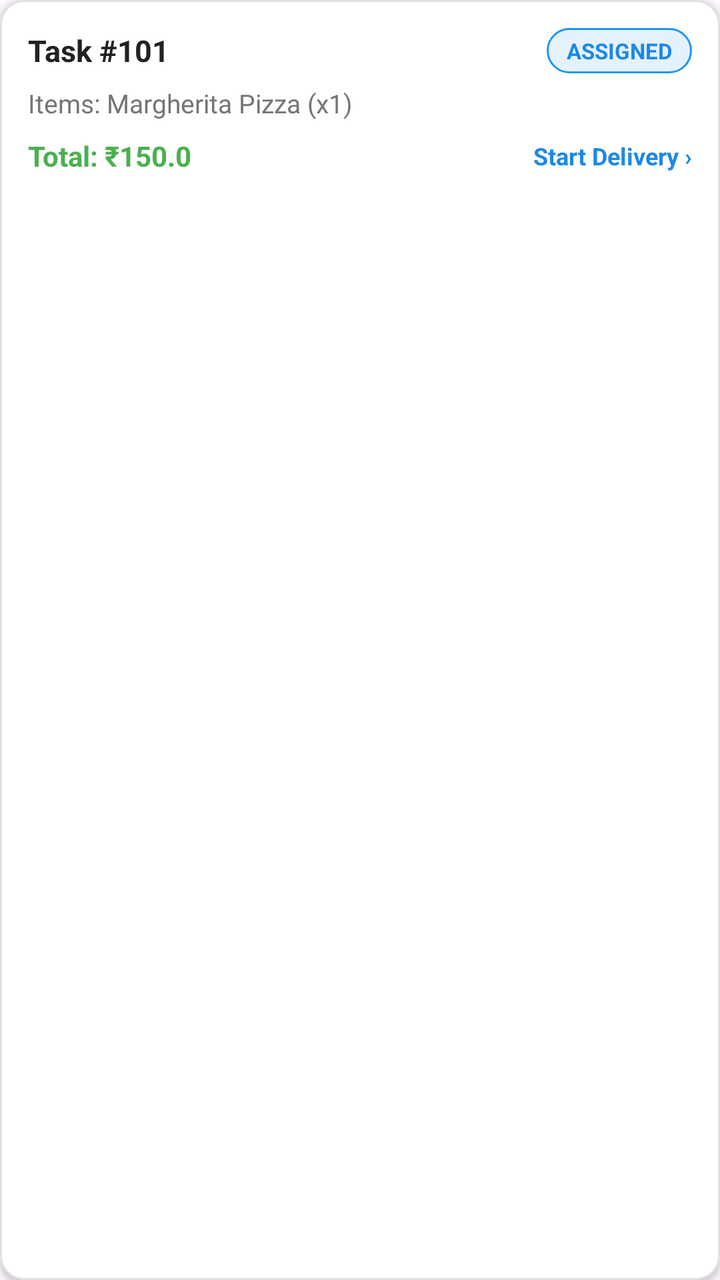
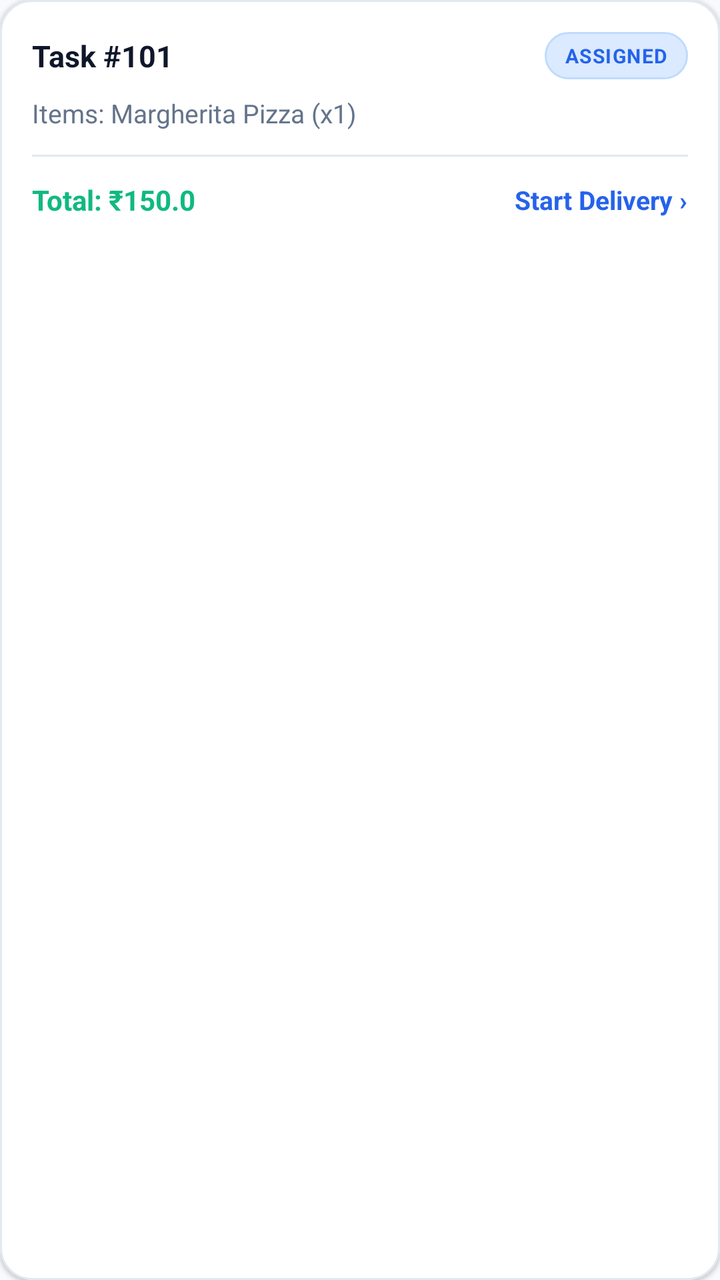

An Android layout rendered at two revisions. The XML below is the earlier revision; the diff shows what the commit changed to produce the second picture.
<!-- AndroidManifest.xml: application theme Theme.LocalVendorDelivery -->
<!-- res/layout/item_delivery_order.xml -->
<?xml version="1.0" encoding="utf-8"?>
<com.google.android.material.card.MaterialCardView xmlns:android="http://schemas.android.com/apk/res/android"
    xmlns:app="http://schemas.android.com/apk/res-auto"
    android:layout_width="match_parent"
    android:layout_height="wrap_content"
    app:cardCornerRadius="12dp"
    app:cardElevation="2dp"
    app:cardBackgroundColor="#FFFFFF"
    app:strokeColor="@color/dividerColor"
    app:strokeWidth="1dp">

    <LinearLayout
        android:layout_width="match_parent"
        android:layout_height="wrap_content"
        android:orientation="vertical"
        android:padding="14dp">

        <LinearLayout
            android:layout_width="match_parent"
            android:layout_height="wrap_content"
            android:orientation="horizontal"
            android:gravity="center_vertical">

            <TextView
                android:id="@+id/tvDelivOrderId"
                android:layout_width="0dp"
                android:layout_height="wrap_content"
                android:layout_weight="1"
                android:text="Task #101"
                android:textSize="15sp"
                android:textStyle="bold"
                android:textColor="@color/colorTextPrimary" />

            <TextView
                android:id="@+id/tvDelivOrderStatus"
                android:layout_width="wrap_content"
                android:layout_height="wrap_content"
                android:text="ASSIGNED"
                android:textSize="11sp"
                android:textStyle="bold"
                android:textColor="@color/colorPrimary"
                android:background="@drawable/bg_chip_blue" />
        </LinearLayout>

        <TextView
            android:id="@+id/tvDelivOrderItems"
            android:layout_width="match_parent"
            android:layout_height="wrap_content"
            android:text="Items: Margherita Pizza (x1)"
            android:textSize="13sp"
            android:textColor="@color/colorTextSecondary"
            android:layout_marginTop="6dp" />

        <LinearLayout
            android:layout_width="match_parent"
            android:layout_height="wrap_content"
            android:orientation="horizontal"
            android:layout_marginTop="8dp"
            android:gravity="center_vertical">

            <TextView
                android:id="@+id/tvDelivOrderTotal"
                android:layout_width="0dp"
                android:layout_height="wrap_content"
                android:layout_weight="1"
                android:text="Total: ₹150.0"
                android:textSize="14sp"
                android:textStyle="bold"
                android:textColor="@color/colorSuccess" />

            <TextView
                android:layout_width="wrap_content"
                android:layout_height="wrap_content"
                android:text="Start Delivery ›"
                android:textSize="12sp"
                android:textColor="@color/colorPrimary"
                android:textStyle="bold" />
        </LinearLayout>
    </LinearLayout>
</com.google.android.material.card.MaterialCardView>
<!-- resources referenced by this layout -->
<resources>
  <color name="colorPrimary">#1E88E5</color>
  <color name="colorSuccess">#4CAF50</color>
  <color name="colorTextPrimary">#212121</color>
  <color name="colorTextSecondary">#757575</color>
  <color name="dividerColor">#E0E0E0</color>
  <!-- drawable bg_chip_blue (drawable) -->
  <?xml version="1.0" encoding="utf-8"?>
  <shape xmlns:android="http://schemas.android.com/apk/res/android"
      android:shape="rectangle">
      <solid android:color="#E3F2FD" />
      <stroke
          android:width="1dp"
          android:color="#2196F3" />
      <corners android:radius="16dp" />
      <padding
          android:bottom="4dp"
          android:left="10dp"
          android:right="10dp"
          android:top="4dp" />
  </shape>
  <style name="Theme.LocalVendorDelivery" parent="Base.Theme.LocalVendorDelivery" />
  <style name="Base.Theme.LocalVendorDelivery" parent="Theme.Material3.DayNight.NoActionBar">
          <item name="colorPrimary">@color/colorPrimary</item>
          <item name="colorPrimaryDark">@color/colorPrimaryDark</item>
          <item name="colorAccent">@color/colorAccent</item>
      </style>
  <color name="colorPrimaryDark">#1565C0</color>
  <color name="colorAccent">#FF9800</color>
</resources>

<!-- the commit's change to res/layout/item_delivery_order.xml (unified diff, before → after) -->
@@ -3,9 +3,10 @@
     xmlns:app="http://schemas.android.com/apk/res-auto"
     android:layout_width="match_parent"
     android:layout_height="wrap_content"
-    app:cardCornerRadius="12dp"
-    app:cardElevation="2dp"
-    app:cardBackgroundColor="#FFFFFF"
+    android:layout_marginBottom="12dp"
+    app:cardCornerRadius="16dp"
+    app:cardElevation="1dp"
+    app:cardBackgroundColor="@color/colorSurface"
     app:strokeColor="@color/dividerColor"
     app:strokeWidth="1dp">
 
@@ -13,7 +14,7 @@
         android:layout_width="match_parent"
         android:layout_height="wrap_content"
         android:orientation="vertical"
-        android:padding="14dp">
+        android:padding="16dp">
 
         <LinearLayout
             android:layout_width="match_parent"
@@ -36,10 +37,15 @@
                 android:layout_width="wrap_content"
                 android:layout_height="wrap_content"
                 android:text="ASSIGNED"
-                android:textSize="11sp"
+                android:textSize="10sp"
                 android:textStyle="bold"
+                android:letterSpacing="0.05"
                 android:textColor="@color/colorPrimary"
-                android:background="@drawable/bg_chip_blue" />
+                android:background="@drawable/bg_chip_blue"
+                android:paddingStart="10dp"
+                android:paddingTop="5dp"
+                android:paddingEnd="10dp"
+                android:paddingBottom="5dp" />
         </LinearLayout>
 
         <TextView
@@ -49,13 +55,19 @@
             android:text="Items: Margherita Pizza (x1)"
             android:textSize="13sp"
             android:textColor="@color/colorTextSecondary"
-            android:layout_marginTop="6dp" />
+            android:layout_marginTop="8dp" />
+
+        <View
+            android:layout_width="match_parent"
+            android:layout_height="1dp"
+            android:background="@color/dividerColor"
+            android:layout_marginTop="12dp"
+            android:layout_marginBottom="12dp" />
 
         <LinearLayout
             android:layout_width="match_parent"
             android:layout_height="wrap_content"
             android:orientation="horizontal"
-            android:layout_marginTop="8dp"
             android:gravity="center_vertical">
 
             <TextView
@@ -72,7 +84,7 @@
                 android:layout_width="wrap_content"
                 android:layout_height="wrap_content"
                 android:text="Start Delivery ›"
-                android:textSize="12sp"
+                android:textSize="13sp"
                 android:textColor="@color/colorPrimary"
                 android:textStyle="bold" />
         </LinearLayout>
<!-- resource entries referenced after the edit -->
@@ -1,32 +1,39 @@
 <!-- resources referenced by this layout -->
 <resources>
-  <color name="colorPrimary">#1E88E5</color>
-  <color name="colorSuccess">#4CAF50</color>
-  <color name="colorTextPrimary">#212121</color>
-  <color name="colorTextSecondary">#757575</color>
-  <color name="dividerColor">#E0E0E0</color>
+  <color name="colorPrimary">#2563EB</color>
+  <color name="colorSuccess">#10B981</color>
+  <color name="colorSurface">#FFFFFF</color>
+  <color name="colorTextPrimary">#0F172A</color>
+  <color name="colorTextSecondary">#64748B</color>
+  <color name="dividerColor">#E2E8F0</color>
   <!-- drawable bg_chip_blue (drawable) -->
   <?xml version="1.0" encoding="utf-8"?>
   <shape xmlns:android="http://schemas.android.com/apk/res/android"
       android:shape="rectangle">
-      <solid android:color="#E3F2FD" />
+      <solid android:color="@color/colorPrimaryLight" />
       <stroke
           android:width="1dp"
-          android:color="#2196F3" />
-      <corners android:radius="16dp" />
+          android:color="#BFDBFE" />
+      <corners android:radius="20dp" />
       <padding
-          android:bottom="4dp"
-          android:left="10dp"
-          android:right="10dp"
-          android:top="4dp" />
+          android:bottom="5dp"
+          android:left="12dp"
+          android:right="12dp"
+          android:top="5dp" />
   </shape>
   <style name="Theme.LocalVendorDelivery" parent="Base.Theme.LocalVendorDelivery" />
+  <color name="colorPrimaryLight">#DBEAFE</color>
   <style name="Base.Theme.LocalVendorDelivery" parent="Theme.Material3.DayNight.NoActionBar">
           <item name="colorPrimary">@color/colorPrimary</item>
           <item name="colorPrimaryDark">@color/colorPrimaryDark</item>
           <item name="colorAccent">@color/colorAccent</item>
+          <item name="android:colorBackground">@color/colorBackground</item>
+          <item name="android:windowBackground">@color/colorBackground</item>
+          <item name="android:statusBarColor">@color/colorPrimaryDark</item>
+          <item name="android:navigationBarColor">#FFFFFF</item>
       </style>
-  <color name="colorPrimaryDark">#1565C0</color>
-  <color name="colorAccent">#FF9800</color>
+  <color name="colorPrimaryDark">#1D4ED8</color>
+  <color name="colorAccent">#F97316</color>
+  <color name="colorBackground">#F8FAFC</color>
 </resources>
 
